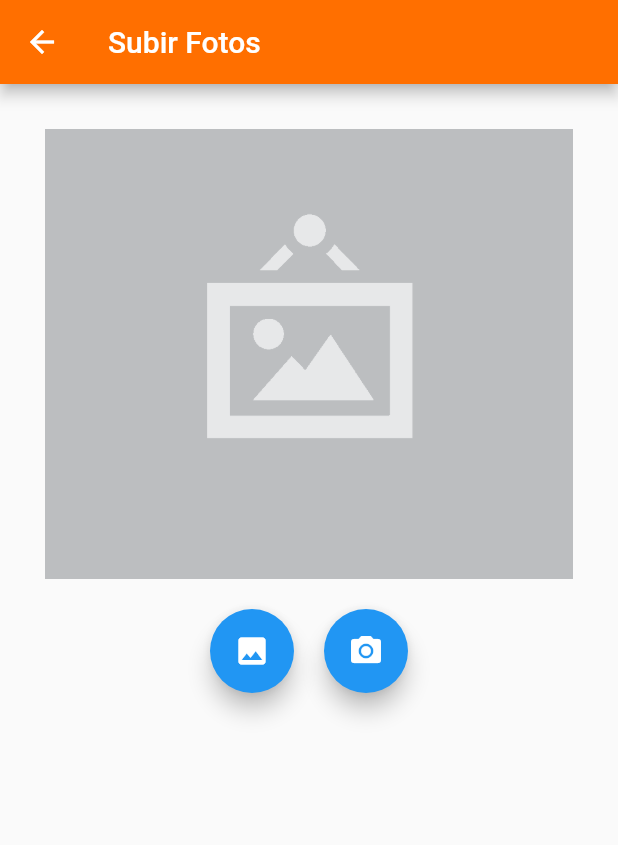
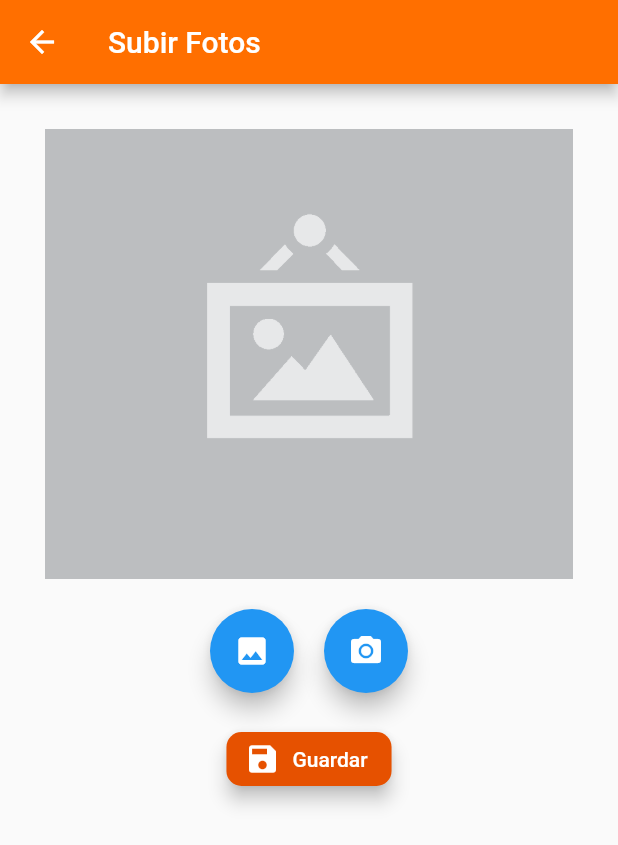
Before and after one commit to pablotardio/myEventPhoto-mobile-client, a Flutter app: the UpdloadPhotosPage screen opened by its route, on a phone screen of 412 x 824 dp. Shown: the top 845 px of the screen. Run offline on Flutter 3.47's test engine with Material 2 defaults, Android fonts, the phone set to English and light mode, and no system bars; our stand-ins replace image_picker; missing offline and left inert: mime_type.

Commit message:
Subida de foto de perfil funcional

```diff
--- a/lib/src/pages/perfil/upload_photos_page.dart
+++ b/lib/src/pages/perfil/upload_photos_page.dart
@@ -2,6 +2,7 @@ import 'dart:io';
 
 import 'package:flutter/material.dart';
 import 'package:image_picker/image_picker.dart';
+import 'package:myeventphoto_mobile_client/src/providers/foto_provider.dart';
 
 class UpdloadPhotosPage extends StatefulWidget {
   UpdloadPhotosPage({Key key}) : super(key: key);
@@ -13,7 +14,7 @@ class UpdloadPhotosPage extends StatefulWidget {
 class _UpdloadPhotosPageState extends State<UpdloadPhotosPage> {
   File foto;
   final imagePicker = new ImagePicker();
-
+  final fotoProvider= new FotoProvider();
   @override
   Widget build(BuildContext context) {
     return Scaffold(
@@ -33,13 +34,12 @@ class _UpdloadPhotosPageState extends State<UpdloadPhotosPage> {
                 mainAxisAlignment: MainAxisAlignment.center,
                 children: [
                   _botonDeSubirFotos(),
-                  SizedBox(
-                    width: 20.0,
-                  ),
+                  SizedBox( width: 20.0, ),
                   _botonDeTomarFotos()
                 ],
               ),
-
+               SizedBox( height: 20.0, ),
+              _botonGuardar(),
             ]))));
   }
 
@@ -60,20 +60,19 @@ class _UpdloadPhotosPageState extends State<UpdloadPhotosPage> {
 
   _subirFoto() async {
     _procesarImagen(ImageSource.gallery);
+  }
 
-
-  }
- _procesarImagen(ImageSource origen)async{
-   // reemplazo al _subirFoto y _tomarFtos
+  _procesarImagen(ImageSource origen) async {
+    // reemplazo al _subirFoto y _tomarFtos
 //Se guarda la imagen en un picked File
-    PickedFile pickedFoto =
-        await imagePicker.getImage(source: origen);
+    PickedFile pickedFoto = await imagePicker.getImage(source: origen);
     foto = File(pickedFoto.path);
     if (foto != null) {
       //limpieza
     }
     setState(() {});
- }
+  }
+
   _tomarFoto() async {
     _procesarImagen(ImageSource.camera);
   }
@@ -86,5 +85,20 @@ class _UpdloadPhotosPageState extends State<UpdloadPhotosPage> {
     );
   }
 
-  _botonGuardar() {}
+  _botonGuardar() {
+    return (RaisedButton.icon(
+      icon: Icon(Icons.save),
+      label: Text('Guardar'),
+      textColor: Colors.white,
+      color: Colors.orange[900],
+      elevation: 5,
+
+      shape: RoundedRectangleBorder(borderRadius: BorderRadius.circular(10.0)),
+      onPressed: () {
+        fotoProvider.subirImagen(foto);
+      },
+
+
+    ));
+  }
 }
```
Also changed, not shown: lib/src/providers/foto_provider.dart (+11 -9 lines).
